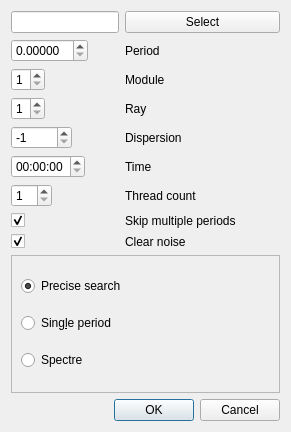
Qt form src/precisesearchgui.ui (vtyulb/BSA-Analytics) before a commit.
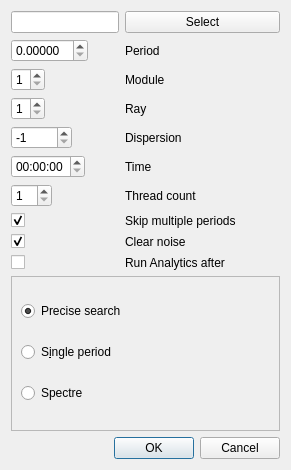
The same form after that commit.

Commit message: precise analytics mode && run analytics after calculations

What changed in the file:
```diff
--- a/src/precisesearchgui.ui
+++ b/src/precisesearchgui.ui
@@ -7,7 +7,7 @@
     <x>0</x>
     <y>0</y>
     <width>291</width>
-    <height>432</height>
+    <height>470</height>
    </rect>
   </property>
   <property name="windowTitle">
@@ -158,6 +158,20 @@
          </property>
         </widget>
        </item>
+       <item row="9" column="0">
+        <widget class="QCheckBox" name="runAnalytics">
+         <property name="text">
+          <string/>
+         </property>
+        </widget>
+       </item>
+       <item row="9" column="1">
+        <widget class="QLabel" name="label_4">
+         <property name="text">
+          <string>Run Analytics after</string>
+         </property>
+        </widget>
+       </item>
       </layout>
      </item>
     </layout>
@@ -184,7 +198,7 @@
       <item>
        <widget class="QRadioButton" name="singlePeriod">
         <property name="text">
-         <string>Sing&amp;le period</string>
+         <string>S&amp;ingle period</string>
         </property>
        </widget>
       </item>
```
The commit also changes 5 other files.
